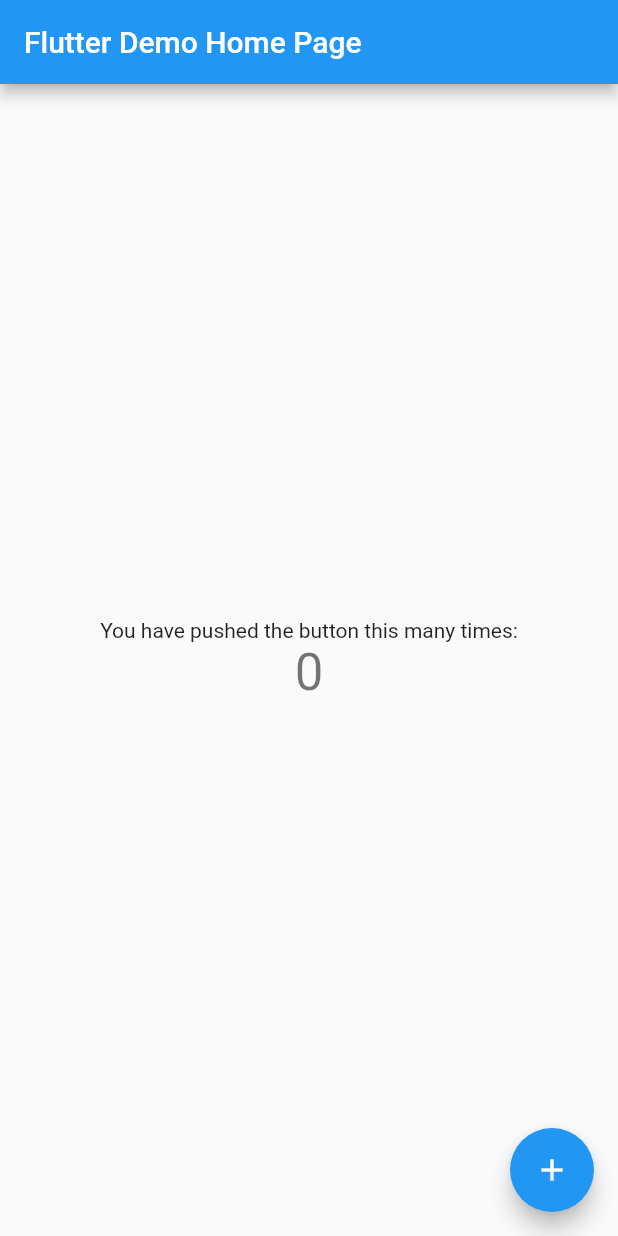
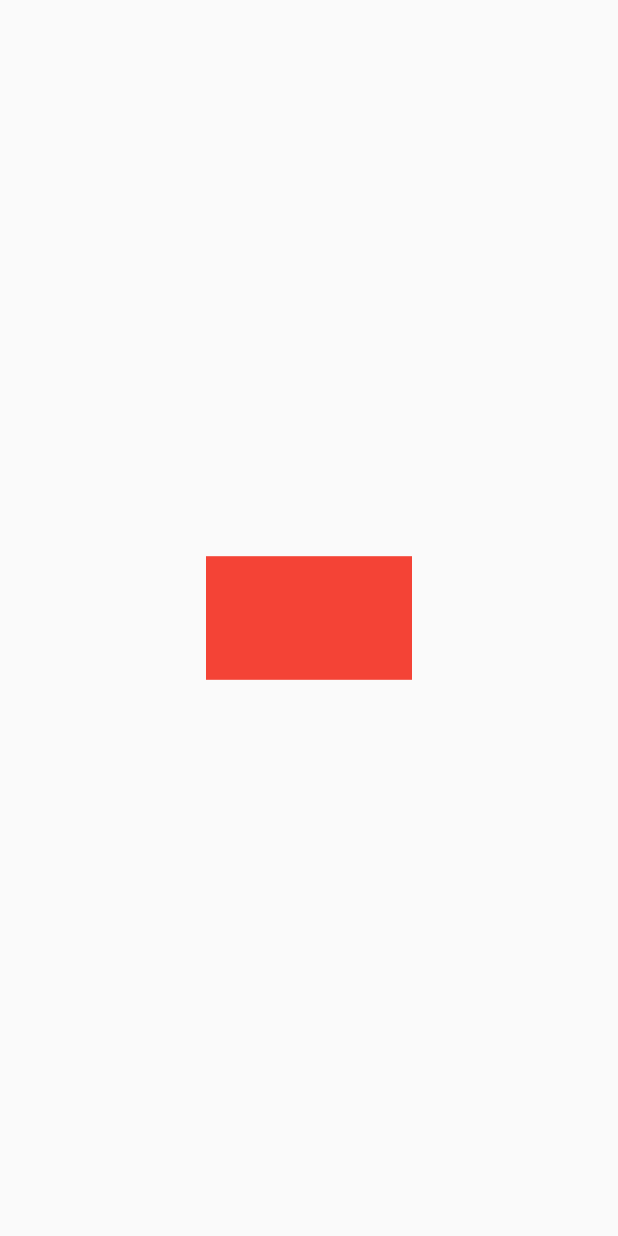
Before and after one commit to mohammadkarbalaee/dragme, a Flutter app: the screen it shows after launch, on a phone screen of 412 x 824 dp. Run offline on Flutter 3.47's test engine with Material 2 defaults, Android fonts, the phone set to English and light mode, and no system bars.

Commit message:
made the initial structure of the app

```diff
--- a/lib/main.dart
+++ b/lib/main.dart
@@ -1,123 +1,18 @@
+import 'package:dragme/widgets/drag_me_app.dart';
 import 'package:flutter/material.dart';
 
 void main() {
-  runApp(const MyApp());
+  runApp(
+    const MaterialApp(
+      debugShowCheckedModeBanner: false,
+      home: DragMeApp(),
+    )
+  );
 }
-
-class MyApp extends StatelessWidget {
-  const MyApp({super.key});
-
-  // This widget is the root of your application.
-  @override
-  Widget build(BuildContext context) {
-    return MaterialApp(
-      title: 'Flutter Demo',
-      theme: ThemeData(
-        // This is the theme of your application.
-        //
-        // Try running your application with "flutter run". You'll see the
-        // application has a blue toolbar. Then, without quitting the app, try
-        // changing the primarySwatch below to Colors.green and then invoke
-        // "hot reload" (press "r" in the console where you ran "flutter run",
-        // or simply save your changes to "hot reload" in a Flutter IDE).
-        // Notice that the counter didn't reset back to zero; the application
-        // is not restarted.
-        primarySwatch: Colors.blue,
-      ),
-      home: const MyHomePage(title: 'Flutter Demo Home Page'),
-    );
-  }
-}
-
-class MyHomePage extends StatefulWidget {
-  const MyHomePage({super.key, required this.title});
-
-  // This widget is the home page of your application. It is stateful, meaning
-  // that it has a State object (defined below) that contains fields that affect
-  // how it looks.
-
-  // This class is the configuration for the state. It holds the values (in this
-  // case the title) provided by the parent (in this case the App widget) and
-  // used by the build method of the State. Fields in a Widget subclass are
-  // always marked "final".
-
-  final String title;
-
-  @override
-  State<MyHomePage> createState() => _MyHomePageState();
-}
-
-class _MyHomePageState extends State<MyHomePage> {
-  int _counter = 0;
-
-  void _incrementCounter() {
-    setState(() {
-      // This call to setState tells the Flutter framework that something has
-      // changed in this State, which causes it to rerun the build method below
-      // so that the display can reflect the updated values. If we changed
-      // _counter without calling setState(), then the build method would not be
-      // called again, and so nothing would appear to happen.
-      _counter++;
-    });
-  }
-
-  @override
-  Widget build(BuildContext context) {
-    // This method is rerun every time setState is called, for instance as done
-    // by the _incrementCounter method above.
-    //
-    // The Flutter framework has been optimized to make rerunning build methods
-    // fast, so that you can just rebuild anything that needs updating rather
-    // than having to individually change instances of widgets.
-    return Scaffold(
-      appBar: AppBar(
-        // Here we take the value from the MyHomePage object that was created by
-        // the App.build method, and use it to set our appbar title.
-        title: Text(widget.title),
-      ),
-      body: Center(
-        // Center is a layout widget. It takes a single child and positions it
-        // in the middle of the parent.
-        child: Column(
-          // Column is also a layout widget. It takes a list of children and
-          // arranges them vertically. By default, it sizes itself to fit its
-          // children horizontally, and tries to be as tall as its parent.
-          //
-          // Invoke "debug painting" (press "p" in the console, choose the
-          // "Toggle Debug Paint" action from the Flutter Inspector in Android
-          // Studio, or the "Toggle Debug Paint" command in Visual Studio Code)
-          // to see the wireframe for each widget.
-          //
-          // Column has various properties to control how it sizes itself and
-          // how it positions its children. Here we use mainAxisAlignment to
-          // center the children vertically; the main axis here is the vertical
-          // axis because Columns are vertical (the cross axis would be
-          // horizontal).
-          mainAxisAlignment: MainAxisAlignment.center,
-          children: <Widget>[
-            const Text(
-              'You have pushed the button this many times:',
-            ),
-            Text(
-              '$_counter',
-              style: Theme.of(context).textTheme.headline4,
-            ),
-          ],
-        ),
-      ),
-      floatingActionButton: FloatingActionButton(
-        onPressed: _incrementCounter,
-        tooltip: 'Increment',
-        child: const Icon(Icons.add),
-      ), // This trailing comma makes auto-formatting nicer for build methods.
-    );
-  }
-}
-
 
 /**
  * TODO: create a blank project ✅
- * TODO: push the project to github
+ * TODO: push the project to github ✅
  * TODO: make an square in the middle of the screen
  * TODO: make the square draggable
  * TODO: make the square contain image
@@ -126,10 +21,13 @@
  * TODO: make the square bounce on wall collision
  * TODO: add sound effect on the collision
  * TODO: store the state and position of the object inside shared preferences
+ * TODO: add an appbar and a menu to showcase your skills more
+ * TODO: write test for the app
  * TODO: do each part of the code in one branch and then merge it
  * TODO: make the UI better looking
  * TODO: add splash screen
  * TODO: add a logo to the app
+ * TODO: make the code cleaner
  * TODO: document the project
  * TODO: make a readme for the project and describe it very well
  * TODO: delete this todo list from the source code
--- /dev/null
+++ b/lib/widgets/drag_me_app.dart
@@ -0,0 +1,26 @@
+import 'package:flutter/material.dart';
+
+class DragMeApp extends StatelessWidget {
+  const DragMeApp({Key? key}) : super(key: key);
+
+  @override
+  Widget build(BuildContext context) {
+    return Scaffold(
+      body: Center(
+        child: Column(
+          mainAxisAlignment: MainAxisAlignment.center,
+          crossAxisAlignment: CrossAxisAlignment.center,
+          children: [
+            Container(
+              height: MediaQuery.of(context).size.height / 10,
+              width: MediaQuery.of(context).size.width / 3,
+              decoration: const BoxDecoration(
+                color: Colors.red
+              ),
+            )
+          ],
+        ),
+      ),
+    );
+  }
+}
```
